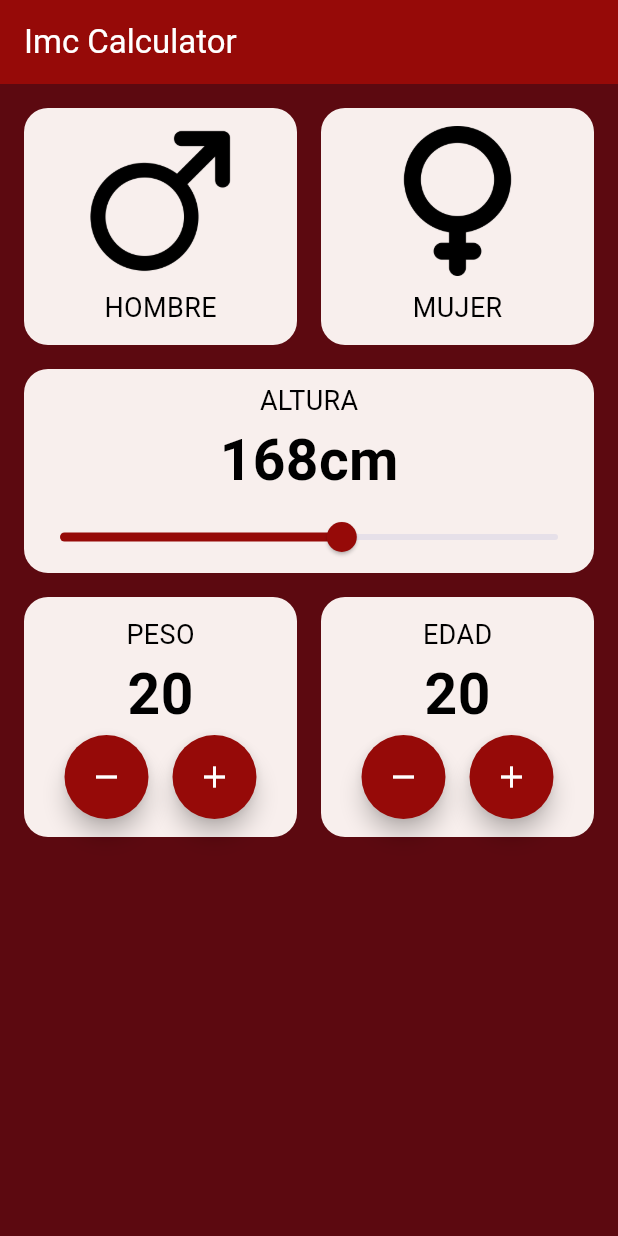
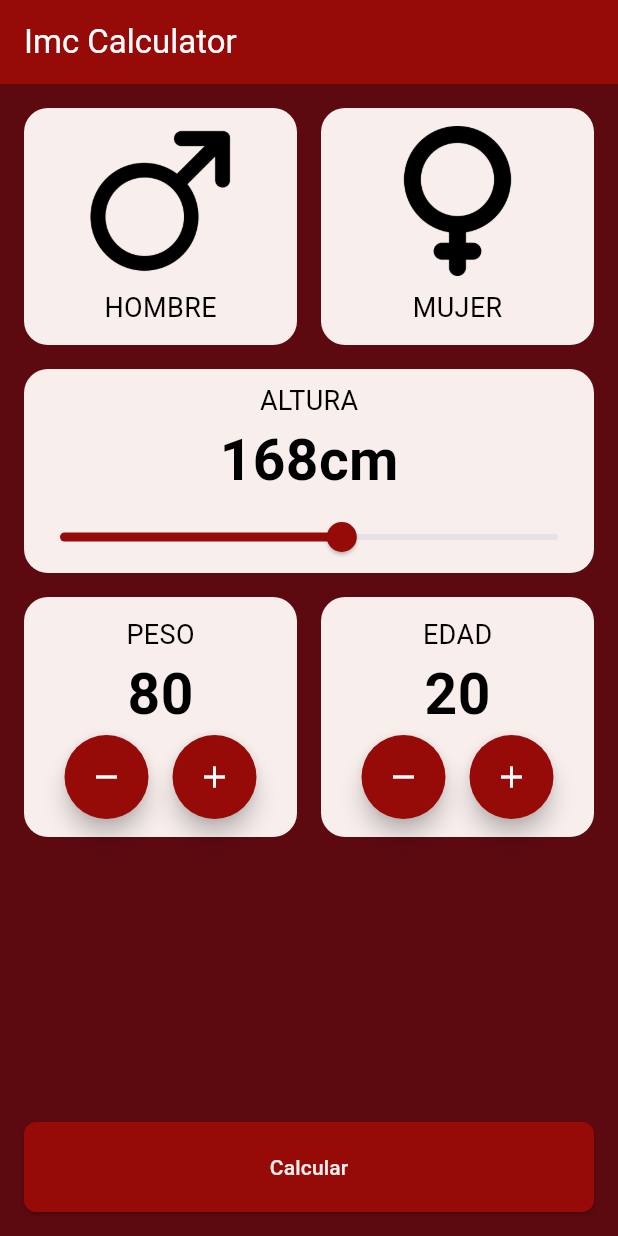
Before and after one commit to CristhofA/flutter_application_1, a Flutter app: the screen it shows after launch, on a phone screen of 412 x 824 dp. Run offline on Flutter 3.47's test engine with Material 3 defaults, Android fonts, the phone set to English and light mode, and no system bars.

Commit message:
feat: complete implementation of all app features

```diff
--- a/lib/componenets/height_selector.dart
+++ b/lib/componenets/height_selector.dart
@@ -3,14 +3,15 @@ import 'package:flutter_application_1/core/app_color.dart';
 import 'package:flutter_application_1/core/text_styles.dart';
 
 class HeightSelector extends StatefulWidget {
-  const HeightSelector({super.key});
+  final double selectedHeight;
+  final Function(double) onHeightAge;
+  const HeightSelector({super.key, required this.selectedHeight, required this.onHeightAge});
 
   @override
   State<HeightSelector> createState() => _HeightSelectorState();
 }
 
 class _HeightSelectorState extends State<HeightSelector> {
-  double  height = 168;//Altura inicial
 
   @override
   Widget build(BuildContext context) {
@@ -27,7 +28,7 @@ class _HeightSelectorState extends State<HeightSelector> {
               padding: const EdgeInsets.only(top: 8.0),
               child: Text("ALTURA",style: TextStyles.bodyText),
             ),
-            Text("${height.toStringAsFixed(0)}cm" //toStringAsFixed converrtimos en entero el valor par poner que nos muestre 0 decimales y se vea solo el numero entero
+            Text("${widget.selectedHeight.toStringAsFixed(0)}cm" //toStringAsFixed converrtimos en entero el valor par poner que nos muestre 0 decimales y se vea solo el numero entero
             ,style: TextStyle(
               color:Colors.black,
               fontSize: 38,
@@ -35,16 +36,14 @@ class _HeightSelectorState extends State<HeightSelector> {
             ),
             ),
             //Barra para ajustar la estatura
-            Slider(value: height,//Ponemos el valor
+            Slider(value: widget.selectedHeight,//Ponemos el valor
             onChanged: (newH){//Modificamops el valor para que la barra se mueva
-              setState(() { //setState siempre que se requiera modificar el Ui
-                height = newH;
-              });
+             widget.onHeightAge(newH);
             },
             min:100 ,
             max:220 ,
             divisions: 120,//Para la cantidad de pasos que podra moverse la barra
-            label: "${height.toStringAsFixed(0)}cm",//Aparece una burbuja al mover la barra por lo general se pone la variable para ver el valor si no estubiar mostrado
+            label: "${widget.selectedHeight.toStringAsFixed(0)}cm",//Aparece una burbuja al mover la barra por lo general se pone la variable para ver el valor si no estubiar mostrado
            activeColor: AppColors.primary,
             )
                   ],
--- a/lib/componenets/number_selector.dart
+++ b/lib/componenets/number_selector.dart
@@ -1,12 +1,22 @@
 import 'package:flutter/material.dart';
 import 'package:flutter_application_1/core/app_color.dart';
 import 'package:flutter_application_1/core/text_styles.dart';
+
 //Ejemplo de como reutilizar codigo
 class NumberSelector extends StatefulWidget {
   //Si nececito un parametro si o si debo definirlo aqui
   final String title;
+  final int value;
+  final Function() onIncrement;
+  final Function() onDecremnet;
 
-const NumberSelector({super.key,  required this.title});
+  const NumberSelector({
+    super.key,
+    required this.title,
+    required this.onIncrement,
+    required this.onDecremnet,
+    required this.value,
+  });
 
   @override
   State<NumberSelector> createState() => _NumberSelectorState();
@@ -15,39 +25,55 @@ const NumberSelector({super.key,  required this.title});
 class _NumberSelectorState extends State<NumberSelector> {
   @override
   Widget build(BuildContext context) {
-
-    return  Container(
-      decoration: BoxDecoration(//Para el fondo
+    return Container(
+      decoration: BoxDecoration(
+        //Para el fondo
         color: AppColors.BackgroundsComponents,
-          borderRadius: BorderRadius.circular(16)
+        borderRadius: BorderRadius.circular(16),
       ),
       child: Padding(
         padding: const EdgeInsets.all(12.0),
         child: Column(
           children: [
-            Text(widget.title, style: TextStyles.bodyText,),
-            Text("20" ,
+            Text(widget.title, style: TextStyles.bodyText),
+            Text(
+              widget.value.toString(),
               style: TextStyle(
-              color:Colors.black,
+                color: Colors.black,
                 fontSize: 38,
-              fontWeight: FontWeight.bold)),
+                fontWeight: FontWeight.bold,
+              ),
+            ),
             Row(
-              mainAxisAlignment: MainAxisAlignment.center,//Para centrar los elementos
+              mainAxisAlignment:
+                  MainAxisAlignment.center, //Para centrar los elementos
               children: [
-              FloatingActionButton(onPressed: (){}
-              ,shape: CircleBorder(),
+                FloatingActionButton(
+                  heroTag: null,
+                  onPressed: () {
+                    //
+                    widget
+                        .onDecremnet(); //Aqui agregamos la funcion para disminuir la  eded
+                  },
+                  shape: CircleBorder(),
                   backgroundColor: AppColors.primary,
-              child: Icon(Icons.remove, color:Colors.white,),
+                  child: Icon(Icons.remove, color: Colors.white),
                 ),
-              SizedBox(width: 16),//Espacio entre los iconos de mas y menos
-              FloatingActionButton(onPressed: (){}
-              ,shape: CircleBorder(),
+                SizedBox(width: 16), //Espacio entre los iconos de mas y menos
+                FloatingActionButton(
+                  heroTag: null,
+                  onPressed: () {
+                    //On pres es cuando precionas el boton
+
+                    widget
+                        .onIncrement(); //Aqui agregamos la funcion para aumentar la  eded
+                  },
+                  shape: CircleBorder(),
                   backgroundColor: AppColors.primary,
-              child: Icon(Icons.add, color:Colors.white,),
-
-              ),//shape:CricleBorder para hacer circular el boton
-
-            ],)
+                  child: Icon(Icons.add, color: Colors.white),
+                ), //shape:CricleBorder para hacer circular el boton
+              ],
+            ),
           ],
         ),
       ),
--- a/lib/core/app_color.dart
+++ b/lib/core/app_color.dart
@@ -10,6 +10,6 @@ class AppColors{
   //Backgrounds
   static const Color Backgrounds = Color(0xFF5C0910); //Color de fondo
   static const Color BackgroundsComponents = Color(0xFFF8EFED); //Color de fondo de los componentes
-  static const Color BackgroundsComponentSelected = Color(0xFFC6D4ED);//Color de los componenetes seleccionados
+  static const Color BackgroundsComponentSelected = Color(0xFFD2A8A8);//Color de los componenetes seleccionados
 
 }
--- a/lib/core/text_styles.dart
+++ b/lib/core/text_styles.dart
@@ -3,4 +3,6 @@ import 'package:flutter/material.dart';
 //Para reutilizar el codigo
 class TextStyles {
   static const TextStyle bodyText = TextStyle(color:Colors.black,fontSize:18 );
+  static const TextStyle whiteText = TextStyle(color:Colors.white,fontSize:18 );
+
   }
--- a/lib/screens/imc_home_screen.dart
+++ b/lib/screens/imc_home_screen.dart
@@ -2,33 +2,115 @@ import 'package:flutter/material.dart';
 import 'package:flutter_application_1/componenets/gender_selector.dart';
 import 'package:flutter_application_1/componenets/height_selector.dart';
 import 'package:flutter_application_1/componenets/number_selector.dart';
+import 'package:flutter_application_1/core/app_color.dart';
+import 'package:flutter_application_1/core/text_styles.dart';
+import 'package:flutter_application_1/screens/imc_resolt.dart';
 
 class ImcHomeScreen extends StatefulWidget {
-  const ImcHomeScreen({super.key});//contructor
+  const ImcHomeScreen({super.key}); //contructor
 
   @override
   State<ImcHomeScreen> createState() => _ImcHomeScreenState();
 }
 
 class _ImcHomeScreenState extends State<ImcHomeScreen> {
-  int? selectedAge;//Colocamos estas variables aqui para manejar los datos que coloque el usuario
-  int? selectedWeight;
+  int selectedAge =
+      20; //Colocamos estas variables aqui para manejar los datos que coloque el usuario
+  int selectedWeight = 80;
+  double selectedHeight = 168;
   @override
   Widget build(BuildContext context) {
-    return  Column(
+    return Column(
       children: [
         GenderSelector(),
-        HeightSelector(),
+        HeightSelector(
+          selectedHeight: selectedHeight,
+          onHeightAge: (newHeiht) {
+            setState(() {
+              selectedHeight = newHeiht;
+            });
+          },
+        ),
 
         Padding(
           padding: const EdgeInsets.all(16.0),
-          child: Row(children: [
-            Expanded(child: NumberSelector(title: "PESO")),
-            SizedBox(width: 16),// Para tener espacio entre ambos contenedores
-            Expanded(child: NumberSelector(title: "EDAD"))
-          ],),
-        )
+          child: Row(
+            children: [
+              Expanded(
+                child: NumberSelector(
+                  title: "PESO",
+                  value: selectedWeight,
+                  onIncrement: () {
+                    //Aumentar el numero
+                    setState(() {
+                      selectedWeight++;
+                    });
+                  },
+                  onDecremnet: () {
+                    //Disminuir el numero
+                    setState(() {
+                      selectedWeight--;
+                    });
+                  },
+                ),
+              ),
+              SizedBox(
+                width: 16,
+              ), // Para tener espacio entre ambos contenedores
 
+              Expanded(
+                child: NumberSelector(
+                  title: "EDAD",
+                  value: selectedAge,
+                  onIncrement: () {
+                    setState(() {
+                      selectedAge++;
+                    });
+                  },
+                  onDecremnet: () {
+                    setState(() {
+                      selectedAge++;
+                    });
+                  },
+                ),
+              ),
+            ],
+          ),
+        ),
+        Spacer(),
+        Padding(
+          padding: const EdgeInsets.all(16.0),
+          child: SizedBox(
+            height: 60,
+            width: double.infinity,
+            child: ElevatedButton(
+              onPressed: () {
+                //Boton para navegar a otra pestaña
+                Navigator.push(
+                  context,
+                  MaterialPageRoute(builder: (context) => ImcResolt(//El matrialPage Rote y nabigator por defecto no añade la funcioonalidad de regresar a la pestaña principal
+                     height: selectedHeight,
+                    weight: selectedWeight,
+                  )),
+
+                );
+              },
+              style: ButtonStyle(
+                shape: WidgetStateProperty.all(
+                  RoundedRectangleBorder(
+                    //Para hacer un redondeadto al recuadro
+                    borderRadius: BorderRadius.circular(8),
+                  ),
+                ),
+                backgroundColor: WidgetStateProperty.all(AppColors.primary),
+              ),
+              child: Text(
+                "Calcular",
+                style: TextStyle(color: const Color(0xFFF8EFED)),
+              ),
+            ),
+          ),
+        ),
       ],
     );
   }
```
Also changed, not shown: lib/screens/imc_resolt.dart (added, +138 -0 lines). Lines whose indentation alone changed are shown as unchanged.
